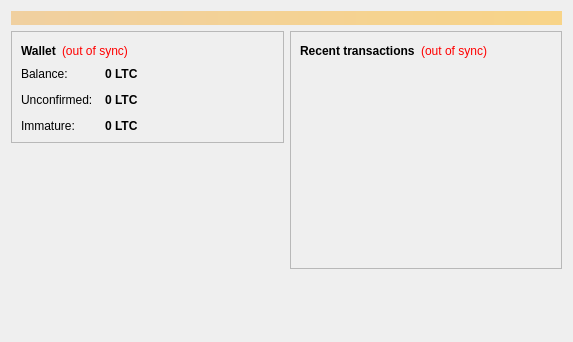
Qt form src/qt/forms/overviewpage.ui (nkpatro/catcoin) before a commit.
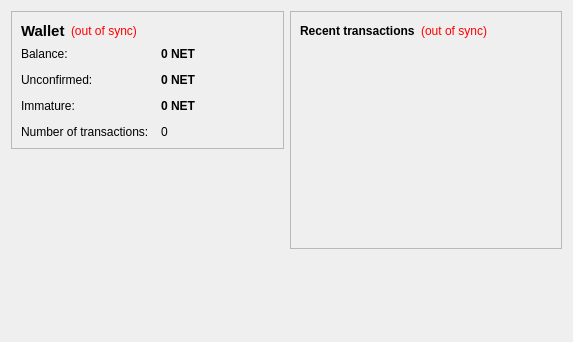
The same form after that commit.

```diff
--- a/src/qt/forms/overviewpage.ui
+++ b/src/qt/forms/overviewpage.ui
@@ -13,24 +13,6 @@
   <property name="windowTitle">
    <string>Form</string>
   </property>
-  <layout class="QVBoxLayout" name="topLayout">
-   <item>
-    <widget class="QLabel" name="labelAlerts">
-     <property name="visible">
-      <bool>false</bool>
-     </property>
-     <property name="styleSheet">
-      <string notr="true">background-color: qlineargradient(x1: 0, y1: 0, x2: 1, y2: 0, stop:0 #F0D0A0, stop:1 #F8D488); color:#000000;</string>
-     </property>
-     <property name="wordWrap">
-      <bool>true</bool>
-     </property>
-     <property name="margin">
-      <number>3</number>
-     </property>
-    </widget>
-   </item>
-   <item>
     <layout class="QHBoxLayout" name="horizontalLayout" stretch="1,1">
      <item>
       <layout class="QVBoxLayout" name="verticalLayout_2">
@@ -49,6 +31,7 @@
              <widget class="QLabel" name="label_5">
               <property name="font">
                <font>
+              <pointsize>11</pointsize>
                 <weight>75</weight>
                 <bold>true</bold>
                </font>
@@ -61,7 +44,7 @@
             <item>
              <widget class="QLabel" name="labelWalletStatus">
               <property name="toolTip">
-               <string>The displayed information may be out of date. Your wallet automatically synchronizes with the Fieldcoin network after a connection is established, but this process has not completed yet.</string>
+             <string>The displayed information may be out of date. Your wallet automatically synchronizes with the FieldCoin network after a connection is established, but this process has not completed yet.</string>
               </property>
               <property name="styleSheet">
                <string notr="true">QLabel { color: red; }</string>
@@ -122,7 +105,7 @@
                <string>Your current balance</string>
               </property>
               <property name="text">
-               <string notr="true">0 LTC</string>
+             <string notr="true">0 NET</string>
               </property>
               <property name="textInteractionFlags">
                <set>Qt::LinksAccessibleByMouse|Qt::TextSelectableByKeyboard|Qt::TextSelectableByMouse</set>
@@ -151,13 +134,30 @@
                <string>Total of transactions that have yet to be confirmed, and do not yet count toward the current balance</string>
               </property>
               <property name="text">
-               <string notr="true">0 LTC</string>
+             <string notr="true">0 NET</string>
               </property>
               <property name="textInteractionFlags">
                <set>Qt::LinksAccessibleByMouse|Qt::TextSelectableByKeyboard|Qt::TextSelectableByMouse</set>
               </property>
              </widget>
             </item>
+          <item row="3" column="0">
+           <widget class="QLabel" name="label_2">
+            <property name="text">
+             <string>Number of transactions:</string>
+            </property>
+           </widget>
+          </item>
+          <item row="3" column="1">
+           <widget class="QLabel" name="labelNumTransactions">
+            <property name="toolTip">
+             <string>Total number of transactions in wallet</string>
+            </property>
+            <property name="text">
+             <string notr="true">0</string>
+            </property>
+           </widget>
+          </item>
             <item row="2" column="0">
              <widget class="QLabel" name="labelImmatureText">
               <property name="text">
@@ -177,7 +177,7 @@
                <string>Mined balance that has not yet matured</string>
               </property>
               <property name="text">
-               <string notr="true">0 LTC</string>
+             <string notr="true">0 NET</string>
               </property>
               <property name="textInteractionFlags">
                <set>Qt::LinksAccessibleByMouse|Qt::TextSelectableByKeyboard|Qt::TextSelectableByMouse</set>
@@ -227,7 +227,7 @@
             <item>
              <widget class="QLabel" name="labelTransactionsStatus">
               <property name="toolTip">
-               <string>The displayed information may be out of date. Your wallet automatically synchronizes with the Fieldcoin network after a connection is established, but this process has not completed yet.</string>
+             <string>The displayed information may be out of date. Your wallet automatically synchronizes with the FieldCoin network after a connection is established, but this process has not completed yet.</string>
               </property>
               <property name="styleSheet">
                <string notr="true">QLabel { color: red; }</string>
@@ -289,8 +289,6 @@
           </size>
          </property>
         </spacer>
-       </item>
-      </layout>
      </item>
     </layout>
    </item>
```
Lines whose indentation alone changed are shown as unchanged.
